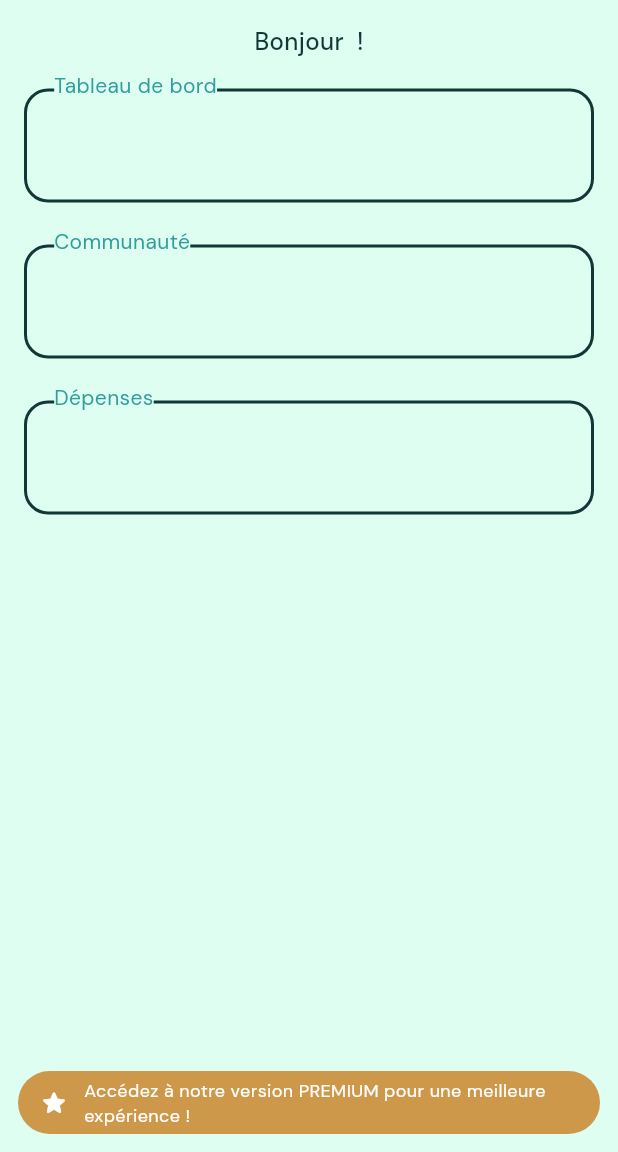
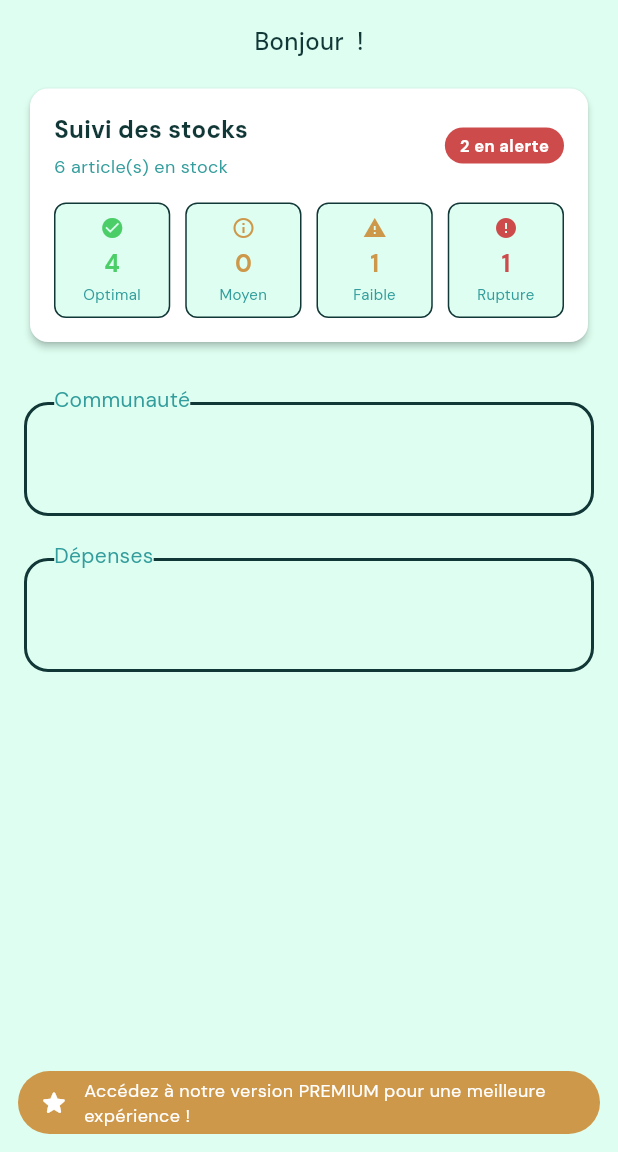
Before and after one commit to Koruji/Hydrogrow_mobileapp, a Flutter app: the DashboardPage screen opened by its route, on a phone screen of 412 x 824 dp, the part 84-1236 px from its top. Run offline on Flutter 3.47's test engine with Material 3 defaults, Android fonts, the phone set to English and light mode, and no system bars; our stand-ins replace dio, flutter_dotenv, shared_preferences; accounts and stored records are empty.

Commit message:
feat: Add stock summary widget and integrate into dashboard

```diff
--- a/lib/presentation/screens/dashboard/dashboard_page.dart
+++ b/lib/presentation/screens/dashboard/dashboard_page.dart
@@ -5,8 +5,11 @@ import 'package:hydrogrow/presentation/components/app_scaffold.dart';
 import 'package:hydrogrow/presentation/widgets/alert_message.dart';
 import 'package:hydrogrow/presentation/widgets/dashboard_container.dart';
 import 'package:hydrogrow/presentation/widgets/reordable_container_list.dart';
+import 'package:hydrogrow/presentation/widgets/stock_summary_dashboard.dart';
 import 'package:hydrogrow/providers/auth_provider.dart';
 import 'package:provider/provider.dart';
+import 'package:hydrogrow/presentation/controllers/stock_controller.dart';
+import 'package:hydrogrow/data/mock/stock_mock.dart';
 
 class DashboardPage extends StatefulWidget {
   const DashboardPage({super.key});
@@ -19,8 +22,17 @@ class _DashboardPageState extends State<DashboardPage> {
   bool isEditMode = false;
   bool isPremium = false;
   Map<String, dynamic>? user;
-  final GlobalKey<ScaffoldState> _scaffoldKey =
-      GlobalKey<ScaffoldState>(); // Déplacée ici
+  final GlobalKey<ScaffoldState> _scaffoldKey = GlobalKey<ScaffoldState>();
+
+  // Stock Controller local
+  late StockController _stockController;
+
+  @override
+  void initState() {
+    super.initState();
+    _stockController = StockController();
+    _stockController.initialize(mockStockItems);
+  }
 
   @override
   void didChangeDependencies() {
@@ -33,7 +45,7 @@ class _DashboardPageState extends State<DashboardPage> {
     final translate = AppLocalizations.of(context)!;
     final user = Provider.of<AuthProvider>(context).user;
     final containersTitle = [
-      translate.dashboard_block_1_title,
+      'Stocks',
       translate.dashboard_block_2_title,
       translate.dashboard_block_3_title,
     ];
@@ -74,7 +86,15 @@ class _DashboardPageState extends State<DashboardPage> {
               isEditMode: isEditMode,
               headerWidget: null,
               itemBuilder: (title) {
-                return DashboardContainer(key: ValueKey(title), title: title);
+                // Retourner un widget différent selon le titre
+                if (title == 'Stocks') {
+                  return Padding(
+                    padding: const EdgeInsets.all(16),
+                    child: _buildStockSummaryContainer(),
+                  );
+                } else {
+                  return DashboardContainer(key: ValueKey(title), title: title);
+                }
               },
             ),
           ),
@@ -88,4 +108,29 @@ class _DashboardPageState extends State<DashboardPage> {
       ),
     );
   }
+
+  Widget _buildStockSummaryContainer() {
+    final stats = _stockController.getStatistics();
+
+    return StockSummaryWidget(
+      key: const ValueKey('stock-summary'),
+      total: stats.total,
+      optimal: stats.optimal,
+      moyen: stats.moyen,
+      faible: stats.faible,
+      rupture: stats.rupture,
+      onTap: () {
+        // Naviguer vers la page stock complète
+        Navigator.pushNamed(context, '/stock').then((_) {
+          // Rafraîchir quand on revient
+          if (mounted) {
+            setState(() {
+              _stockController = StockController();
+              _stockController.initialize(mockStockItems);
+            });
+          }
+        });
+      },
+    );
+  }
 }
--- /dev/null
+++ b/lib/presentation/widgets/stock_summary_dashboard.dart
@@ -0,0 +1,163 @@
+import 'package:flutter/material.dart';
+import 'package:hydrogrow/core/theme/colors.dart';
+import 'package:hydrogrow/presentation/components/app_card.dart';
+
+class StockSummaryWidget extends StatelessWidget {
+  final int total;
+  final int optimal;
+  final int moyen;
+  final int faible;
+  final int rupture;
+  final VoidCallback? onTap;
+
+  const StockSummaryWidget({
+    Key? key,
+    required this.total,
+    required this.optimal,
+    required this.moyen,
+    required this.faible,
+    required this.rupture,
+    this.onTap,
+  }) : super(key: key);
+
+  int get alertCount => faible + rupture;
+
+  @override
+  Widget build(BuildContext context) {
+    return GestureDetector(
+      onTap: onTap,
+      child: AppCard(
+        padding: const EdgeInsets.all(16),
+        child: Column(
+          crossAxisAlignment: CrossAxisAlignment.start,
+          children: [
+            // En-tête avec titre et badge alerte
+            Row(
+              mainAxisAlignment: MainAxisAlignment.spaceBetween,
+              children: [
+                Column(
+                  crossAxisAlignment: CrossAxisAlignment.start,
+                  children: [
+                    Text(
+                      'Suivi des stocks',
+                      style: TextStyle(
+                        fontSize: 16,
+                        fontWeight: FontWeight.w600,
+                        color: AppColors.textPrimary,
+                      ),
+                    ),
+                    const SizedBox(height: 4),
+                    Text(
+                      '$total article(s) en stock',
+                      style: TextStyle(
+                        fontSize: 12,
+                        color: AppColors.textSecondary,
+                      ),
+                    ),
+                  ],
+                ),
+                if (alertCount > 0)
+                  Container(
+                    padding: const EdgeInsets.symmetric(
+                      horizontal: 10,
+                      vertical: 4,
+                    ),
+                    decoration: BoxDecoration(
+                      color: AppColors.warning,
+                      borderRadius: BorderRadius.circular(12),
+                    ),
+                    child: Text(
+                      '$alertCount en alerte',
+                      style: const TextStyle(
+                        fontSize: 11,
+                        fontWeight: FontWeight.w600,
+                        color: Colors.white,
+                      ),
+                    ),
+                  ),
+              ],
+            ),
+            const SizedBox(height: 16),
+            // Cartes KPI
+            Row(
+              children: [
+                Expanded(
+                  child: _buildStatCard(
+                    value: optimal.toString(),
+                    label: 'Optimal',
+                    color: AppColors.success,
+                    icon: Icons.check_circle,
+                  ),
+                ),
+                const SizedBox(width: 10),
+                Expanded(
+                  child: _buildStatCard(
+                    value: moyen.toString(),
+                    label: 'Moyen',
+                    color: AppColors.notification,
+                    icon: Icons.info_outline,
+                  ),
+                ),
+                const SizedBox(width: 10),
+                Expanded(
+                  child: _buildStatCard(
+                    value: faible.toString(),
+                    label: 'Faible',
+                    color: AppColors.notification,
+                    icon: Icons.warning,
+                  ),
+                ),
+                const SizedBox(width: 10),
+                Expanded(
+                  child: _buildStatCard(
+                    value: rupture.toString(),
+                    label: 'Rupture',
+                    color: AppColors.warning,
+                    icon: Icons.error,
+                  ),
+                ),
+              ],
+            ),
+          ],
+        ),
+      ),
+    );
+  }
+
+  Widget _buildStatCard({
+    required String value,
+    required String label,
+    required Color color,
+    required IconData icon,
+  }) {
+    return Container(
+      padding: const EdgeInsets.all(8),
+      decoration: BoxDecoration(
+        color: AppColors.background,
+        borderRadius: BorderRadius.circular(8),
+        border: Border.all(color: AppColors.divider),
+      ),
+      child: Column(
+        crossAxisAlignment: CrossAxisAlignment.center,
+        children: [
+          Icon(icon, color: color, size: 16),
+          const SizedBox(height: 4),
+          Text(
+            value,
+            style: TextStyle(
+              fontSize: 16,
+              fontWeight: FontWeight.bold,
+              color: color,
+            ),
+          ),
+          const SizedBox(height: 2),
+          Text(
+            label,
+            style: TextStyle(fontSize: 10, color: AppColors.textSecondary),
+            textAlign: TextAlign.center,
+          ),
+        ],
+      ),
+    );
+  }
+}
```
